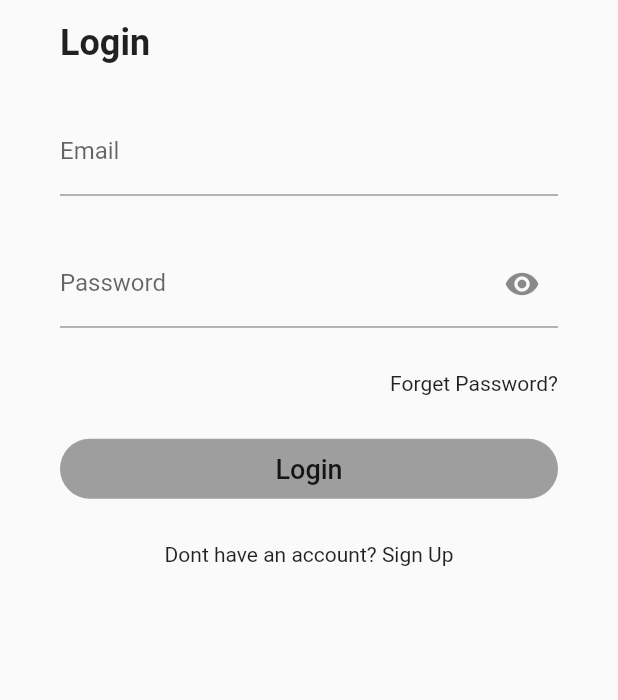
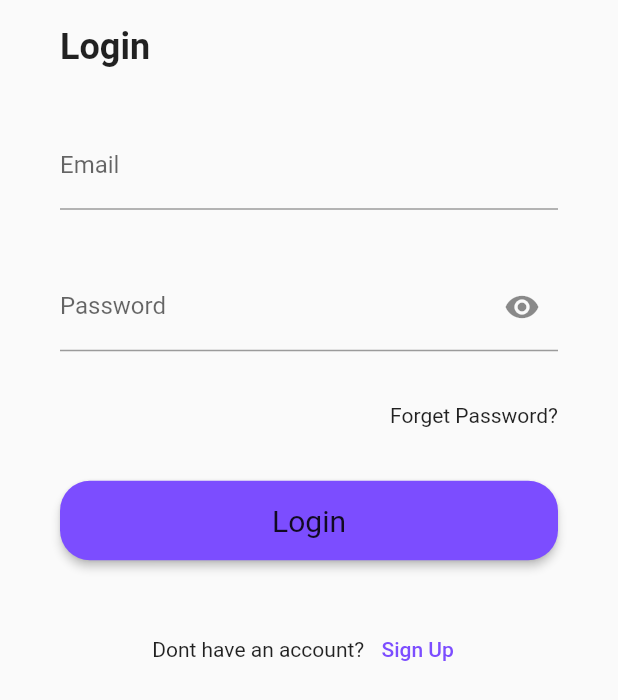
Before and after one commit to Dalex19/TODO-APP, a Flutter app: the BodyLogin widget shown alone on an empty page, opened directly, on a phone screen of 412 x 824 dp. Shown: the top 700 px of the screen. Run offline on Flutter 3.47's test engine with Material 2 defaults, Android fonts, the phone set to English and light mode, and no system bars.

Commit message:
fix styles, and rename class

```diff
--- a/lib/views/login.dart
+++ b/lib/views/login_view.dart
@@ -1,8 +1,9 @@
 import 'package:flutter/cupertino.dart';
 import 'package:flutter/material.dart';
 
-class Login extends StatelessWidget {
-  const Login({Key? key}) : super(key: key);
+class LoginView extends StatelessWidget {
+  const LoginView({super.key});
+
 
   @override
   Widget build(BuildContext context) {
@@ -12,6 +13,7 @@ class Login extends StatelessWidget {
       ),
       resizeToAvoidBottomInset: false,
       body: Column(
+        mainAxisAlignment: MainAxisAlignment.start,
         children: [
           SizedBox(
             height: 170,
@@ -19,10 +21,7 @@ class Login extends StatelessWidget {
             child: Image.asset('assets/login-bg.png',
                 fit: BoxFit.cover, alignment: Alignment.center),
           ),
-          Align(
-            alignment: Alignment.center,
-            child: BodyLogin(),
-          ),
+           BodyLogin()
         ],
       ),
     );
@@ -40,7 +39,7 @@ class _BodyLoginState extends State<BodyLogin> {
   Widget build(BuildContext context) {
     return Container(
         width: MediaQuery.of(context).size.width,
-        height: MediaQuery.of(context).size.height * 0.50,
+        height: MediaQuery.of(context).size.height * 0.60,
         padding: const EdgeInsets.fromLTRB(40, 0, 40, 20),
         //color: Colors.red,
         child: Column(
@@ -85,21 +84,43 @@ class _BodyLoginState extends State<BodyLogin> {
                 Text('Forget Password?', style: TextStyle(fontSize: 14))
               ],
             ),
-            Container(
-              width: MediaQuery.of(context).size.width,
-              height: 40,
-              padding: const EdgeInsets.symmetric(horizontal: 60),
-              decoration: const BoxDecoration(
-                  borderRadius: BorderRadius.all(Radius.circular(20)),
-                  color: Colors.grey),
-              alignment: Alignment.center,
-              child: const Text(
-                'Login',
-                style: TextStyle(fontSize: 18, fontWeight: FontWeight.w500),
+            MaterialButton(
+              onPressed: () {},
+              shape: RoundedRectangleBorder(
+                borderRadius: BorderRadius.circular(20)
               ),
+              disabledColor: Colors.black12,
+                color: Colors.deepPurpleAccent,
+              elevation: 2.5,
+              child: Container(
+                width: double.infinity,
+                alignment: Alignment.center,
+                padding: const EdgeInsets.symmetric(vertical: 15),
+                child:const Text('Login',
+                  style: TextStyle(
+                    fontSize: 20,
+                    fontWeight: FontWeight.w400
+                  )
+                ),
+              )
             ),
-            const Text('Dont have an account? Sign Up',
-                textAlign: TextAlign.center)
+            Row(
+              mainAxisAlignment: MainAxisAlignment.center,
+              children: [
+                SizedBox(
+                  child: Text('Dont have an account?'),
+                ),
+                SizedBox(
+                  child: TextButton(
+                      onPressed: () => Navigator.pushReplacementNamed(context, 'register'),
+                      child: Text(' Sign Up',
+                        style: TextStyle(
+                            color: Colors.deepPurpleAccent
+                        ),
+                      ),)
+                )
+              ],
+            )
           ],
         ));
   }
--- /dev/null
+++ b/lib/views/register_view.dart
@@ -0,0 +1,12 @@
+import 'package:flutter/cupertino.dart';
+
+class Register extends StatelessWidget {
+  const Register({Key? key}) : super(key: key);
+
+  @override
+  Widget build(BuildContext context) {
+    return const Placeholder(
+      child: Text('My screen of register'),
+    );
+  }
+}
```
Also changed, not shown: lib/models/menu_options.dart (added), lib/router/app_routes.dart (added), lib/views/home_view.dart (added).
